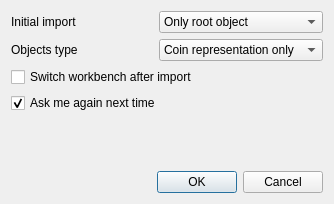
Above: ui/dialogImport.ui from yorikvanhavre/FreeCAD-NativeIFC before the change. Below: the same form after it.
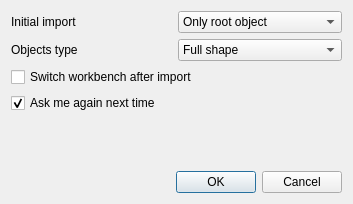
That is the form after the change.

```diff
--- a/ui/dialogImport.ui
+++ b/ui/dialogImport.ui
@@ -6,7 +6,7 @@
    <rect>
     <x>0</x>
     <y>0</y>
-    <width>334</width>
+    <width>353</width>
     <height>204</height>
    </rect>
   </property>
@@ -58,7 +58,7 @@
         <string>The type of object created at import. Mesh is faster, but Shapes are more precise. You can convert between the two anytime by right-clicking the object tree</string>
        </property>
        <property name="currentIndex">
-        <number>1</number>
+        <number>0</number>
        </property>
        <item>
         <property name="text">
```
Left out of the diff: 5 changed lines with no effect on the pictures.
